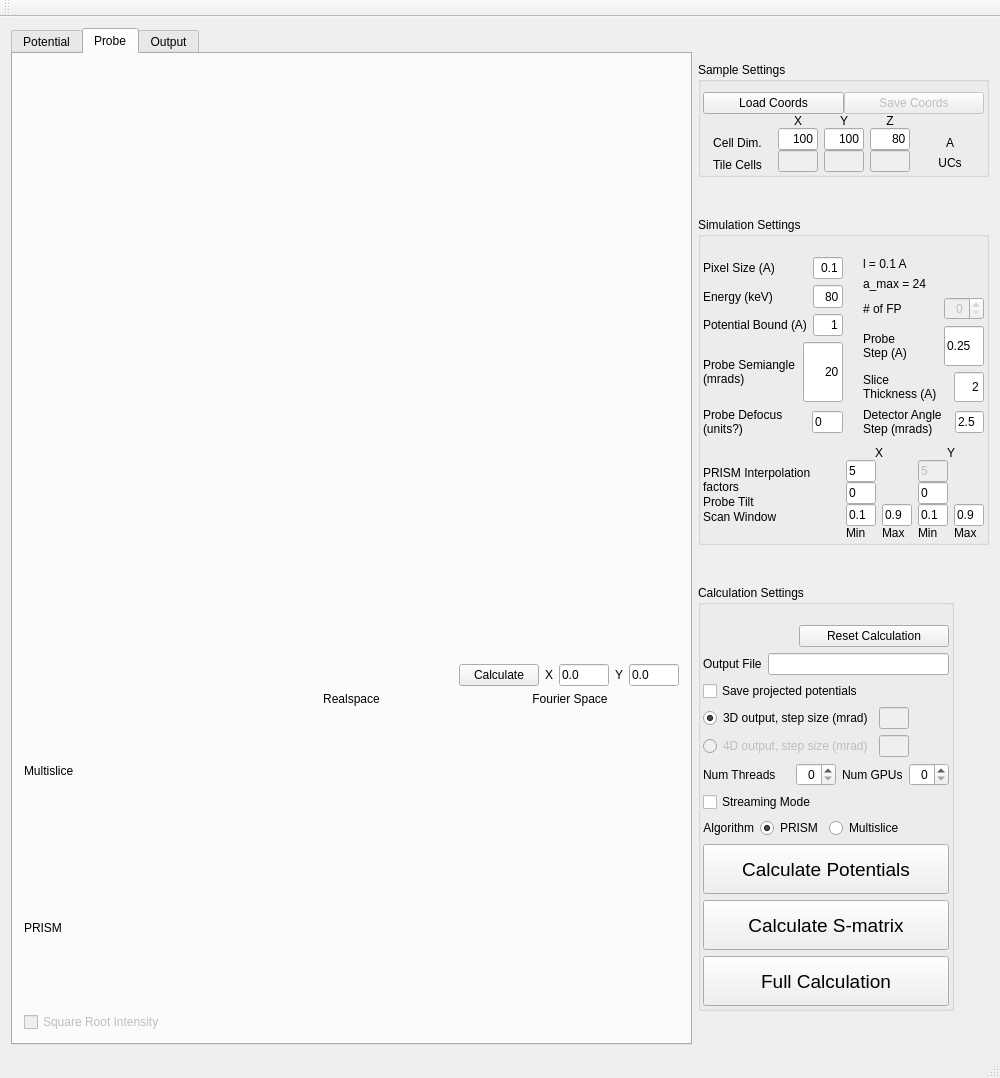
Above: Qt/prismmainwindow.ui from prism-em/prismatic before the change. Below: the same form after it.
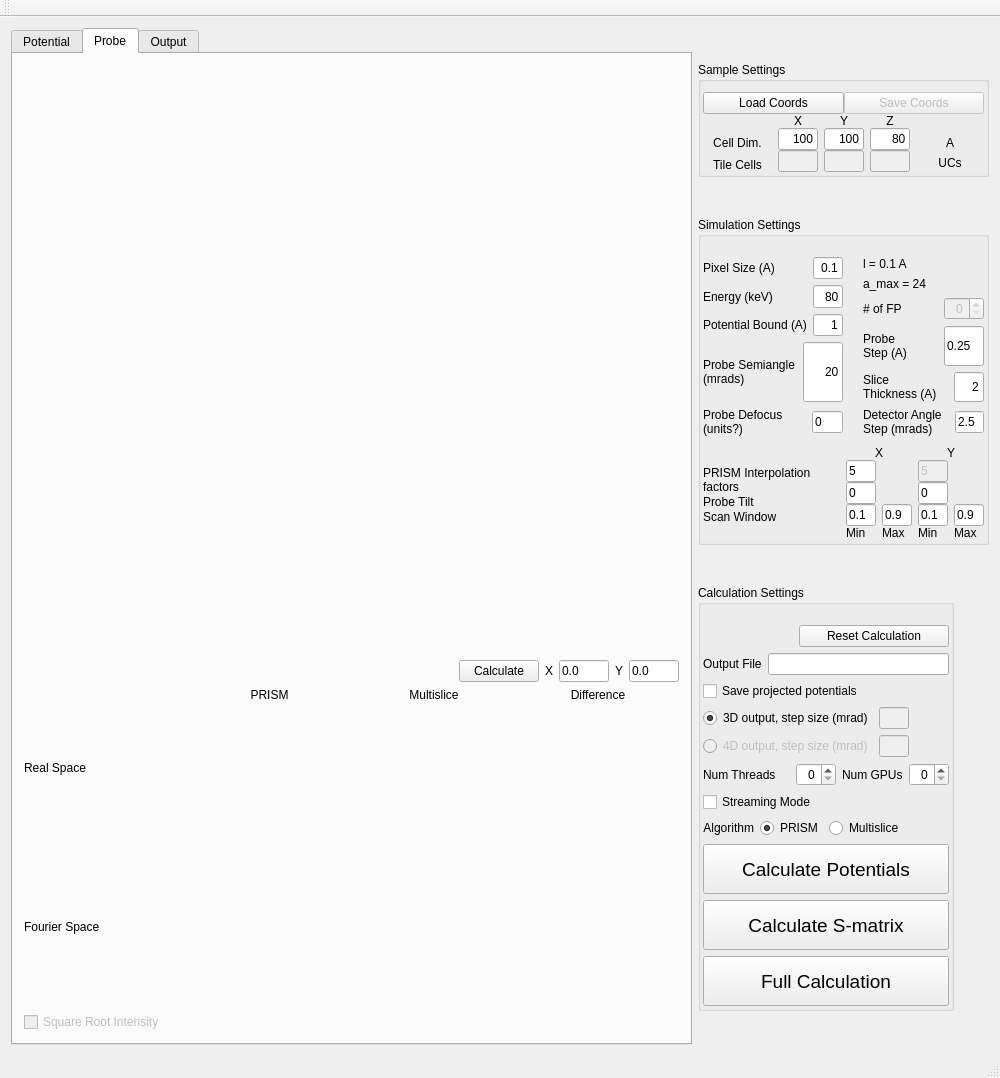
That is the form after the change. Icons and pictures are not drawn.

Commit message: working on probe module

The edit to the form file:
```diff
--- a/Qt/prismmainwindow.ui
+++ b/Qt/prismmainwindow.ui
@@ -332,7 +332,7 @@
         <item>
          <layout class="QHBoxLayout" name="horizontalLayout_26">
           <property name="spacing">
-           <number>0</number>
+           <number>2</number>
           </property>
           <item>
            <layout class="QVBoxLayout" name="verticalLayout_21">
@@ -348,7 +348,7 @@
                </sizepolicy>
               </property>
               <property name="text">
-               <string>Multislice</string>
+               <string>Real Space</string>
               </property>
              </widget>
             </item>
@@ -361,7 +361,7 @@
                </sizepolicy>
               </property>
               <property name="text">
-               <string>PRISM</string>
+               <string>Fourier Space</string>
               </property>
              </widget>
             </item>
@@ -370,7 +370,7 @@
           <item>
            <layout class="QVBoxLayout" name="verticalLayout_19">
             <property name="spacing">
-             <number>0</number>
+             <number>2</number>
             </property>
             <item>
              <widget class="QLabel" name="label_18">
@@ -381,29 +381,7 @@
                </sizepolicy>
               </property>
               <property name="text">
-               <string>Realspace</string>
-              </property>
-              <property name="alignment">
-               <set>Qt::AlignCenter</set>
-              </property>
-             </widget>
-            </item>
-            <item>
-             <widget class="QLabel" name="lbl_image_probe_mr">
-              <property name="sizePolicy">
-               <sizepolicy hsizetype="Minimum" vsizetype="Minimum">
-                <horstretch>0</horstretch>
-                <verstretch>0</verstretch>
-               </sizepolicy>
-              </property>
-              <property name="minimumSize">
-               <size>
-                <width>150</width>
-                <height>150</height>
-               </size>
-              </property>
-              <property name="text">
-               <string/>
+               <string>PRISM</string>
               </property>
               <property name="alignment">
                <set>Qt::AlignCenter</set>
@@ -432,12 +410,34 @@
               </property>
              </widget>
             </item>
+            <item>
+             <widget class="QLabel" name="lbl_image_probe_pk">
+              <property name="sizePolicy">
+               <sizepolicy hsizetype="Minimum" vsizetype="Minimum">
+                <horstretch>0</horstretch>
+                <verstretch>0</verstretch>
+               </sizepolicy>
+              </property>
+              <property name="minimumSize">
+               <size>
+                <width>150</width>
+                <height>150</height>
+               </size>
+              </property>
+              <property name="text">
+               <string/>
+              </property>
+              <property name="alignment">
+               <set>Qt::AlignCenter</set>
+              </property>
+             </widget>
+            </item>
            </layout>
           </item>
           <item>
            <layout class="QVBoxLayout" name="verticalLayout_20">
             <property name="spacing">
-             <number>0</number>
+             <number>2</number>
             </property>
             <item>
              <widget class="QLabel" name="label_19">
@@ -448,7 +448,29 @@
                </sizepolicy>
               </property>
               <property name="text">
-               <string>Fourier Space</string>
+               <string>Multislice</string>
+              </property>
+              <property name="alignment">
+               <set>Qt::AlignCenter</set>
+              </property>
+             </widget>
+            </item>
+            <item>
+             <widget class="QLabel" name="lbl_image_probe_mr">
+              <property name="sizePolicy">
+               <sizepolicy hsizetype="Minimum" vsizetype="Minimum">
+                <horstretch>0</horstretch>
+                <verstretch>0</verstretch>
+               </sizepolicy>
+              </property>
+              <property name="minimumSize">
+               <size>
+                <width>150</width>
+                <height>150</height>
+               </size>
+              </property>
+              <property name="text">
+               <string/>
               </property>
               <property name="alignment">
                <set>Qt::AlignCenter</set>
@@ -477,28 +499,49 @@
               </property>
              </widget>
             </item>
+           </layout>
+          </item>
+          <item>
+           <layout class="QVBoxLayout" name="verticalLayout_28">
+            <property name="spacing">
+             <number>2</number>
+            </property>
             <item>
-             <widget class="QLabel" name="lbl_image_probe_pk">
-              <property name="sizePolicy">
-               <sizepolicy hsizetype="Minimum" vsizetype="Minimum">
-                <horstretch>0</horstretch>
-                <verstretch>0</verstretch>
-               </sizepolicy>
-              </property>
-              <property name="minimumSize">
-               <size>
-                <width>150</width>
-                <height>150</height>
-               </size>
-              </property>
+             <widget class="QLabel" name="label_41">
               <property name="text">
-               <string/>
+               <string>Difference</string>
               </property>
               <property name="alignment">
                <set>Qt::AlignCenter</set>
               </property>
              </widget>
             </item>
+            <item>
+             <widget class="QLabel" name="lbl_image_probeDifferenceR">
+              <property name="minimumSize">
+               <size>
+                <width>150</width>
+                <height>150</height>
+               </size>
+              </property>
+              <property name="text">
+               <string/>
+              </property>
+             </widget>
+            </item>
+            <item>
+             <widget class="QLabel" name="lbl_image_probeDifferenceK">
+              <property name="minimumSize">
+               <size>
+                <width>150</width>
+                <height>150</height>
+               </size>
+              </property>
+              <property name="text">
+               <string/>
+              </property>
+             </widget>
+            </item>
            </layout>
           </item>
          </layout>
```
The commit also changes 9 other files.
